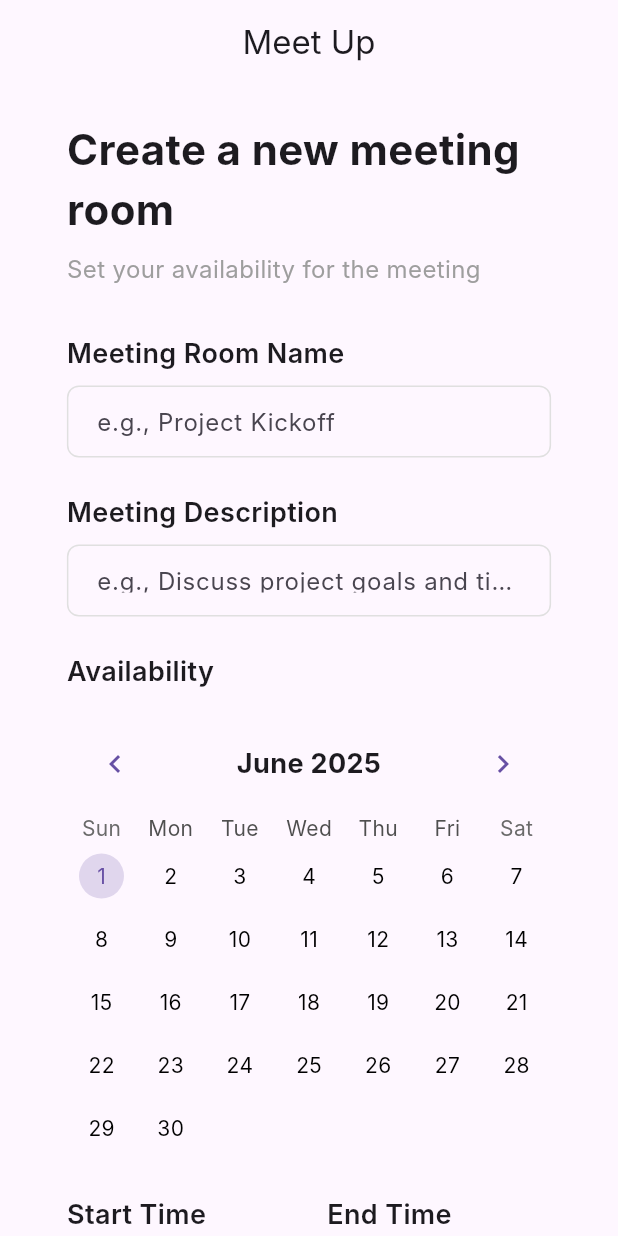
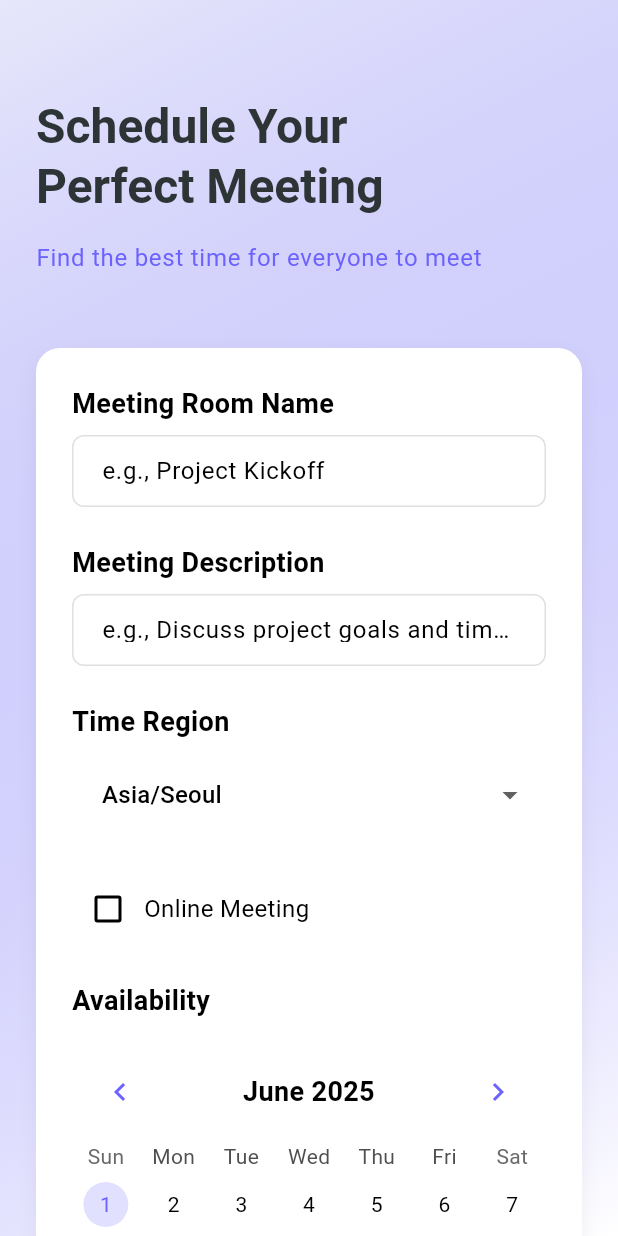
Before and after one commit to hhe5361/modified-when2meet-flutter, a Flutter app: the screen it shows after launch, on a phone screen of 412 x 824 dp. Run offline on Flutter 3.47's test engine with Material 3 defaults, Android fonts, the phone set to English and light mode, and no system bars; drawn by our look-alikes of table_calendar; our stand-ins replace go_router; Roboto replaces fonts that are missing (Inter).

Commit message:
feat: homepage edi

```diff
--- a/lib/constants/app_constants.dart
+++ b/lib/constants/app_constants.dart
@@ -1,5 +1,5 @@
 class AppConstants {
-  static const String baseUrl = "localhost:8000";
+  static const String baseUrl = "http://localhost:8080";
   static const String createRoomEndpoint = '/rooms';
   static const String loginEndpoint = '/rooms/:url/login';
   static const String getRoomInfoEndpoint = '/rooms/:url';
--- /dev/null
+++ b/lib/core/theme/app_theme.dart
@@ -0,0 +1,70 @@
+import 'package:flutter/material.dart';
+
+class AppTheme {
+  static const Color primaryColor = Color(0xFF6C63FF); // Modern purple
+  static const Color secondaryColor = Color(0xFF4CAF50); // Fresh green
+  static const Color backgroundColor = Color(0xFFF5F6FA); // Light gray background
+  static const Color textColor = Color(0xFF2D3436); // Dark gray text
+  static const Color accentColor = Color(0xFFFF7675); // Coral accent
+
+  static ThemeData get lightTheme {
+    return ThemeData(
+      primaryColor: primaryColor,
+      scaffoldBackgroundColor: backgroundColor,
+      colorScheme: ColorScheme.light(
+        primary: primaryColor,
+        secondary: secondaryColor,
+        surface: Colors.white,
+        background: backgroundColor,
+        error: accentColor,
+      ),
+      textTheme: const TextTheme(
+        headlineLarge: TextStyle(
+          color: textColor,
+          fontSize: 32,
+          fontWeight: FontWeight.bold,
+        ),
+        headlineMedium: TextStyle(
+          color: textColor,
+          fontSize: 24,
+          fontWeight: FontWeight.w600,
+        ),
+        bodyLarge: TextStyle(
+          color: textColor,
+          fontSize: 16,
+        ),
+      ),
+      elevatedButtonTheme: ElevatedButtonThemeData(
+        style: ElevatedButton.styleFrom(
+          backgroundColor: primaryColor,
+          foregroundColor: Colors.white,
+          padding: const EdgeInsets.symmetric(horizontal: 24, vertical: 12),
+          shape: RoundedRectangleBorder(
+            borderRadius: BorderRadius.circular(8),
+          ),
+        ),
+      ),
+      inputDecorationTheme: InputDecorationTheme(
+        filled: true,
+        fillColor: Colors.white,
+        border: OutlineInputBorder(
+          borderRadius: BorderRadius.circular(8),
+          borderSide: BorderSide.none,
+        ),
+        enabledBorder: OutlineInputBorder(
+          borderRadius: BorderRadius.circular(8),
+          borderSide: BorderSide.none,
+        ),
+        focusedBorder: OutlineInputBorder(
+          borderRadius: BorderRadius.circular(8),
+          borderSide: const BorderSide(color: primaryColor),
+        ),
+        errorBorder: OutlineInputBorder(
+          borderRadius: BorderRadius.circular(8),
+          borderSide: const BorderSide(color: accentColor),
+        ),
+        contentPadding: const EdgeInsets.symmetric(horizontal: 16, vertical: 16),
+      ),
+    );
+  }
+}
--- a/lib/main.dart
+++ b/lib/main.dart
@@ -1,5 +1,6 @@
 import 'package:flutter/material.dart';
 import 'package:provider/provider.dart';
+import 'package:my_web/core/theme/app_theme.dart';
 import 'package:my_web/view_model/home_view_model.dart';
 import 'package:my_web/view/routes/app_router.dart';
 
@@ -12,20 +13,16 @@ class MyApp extends StatelessWidget {
 
   @override
   Widget build(BuildContext context) {
-    return MultiProvider(providers:
-    [
-      ChangeNotifierProvider(create: (_) => HomeViewModel()),
-    ],
-    child: MaterialApp.router(
-      title : "When2Meet",
-      theme: ThemeData(
-        primarySwatch: Colors.blue,
-        visualDensity: VisualDensity.adaptivePlatformDensity,
-        fontFamily: 'Inter'
+    return MultiProvider(
+      providers: [
+        ChangeNotifierProvider(create: (_) => HomeViewModel()),
+      ],
+      child: MaterialApp.router(
+        title: "When2Meet",
+        theme: AppTheme.lightTheme,
+        routerConfig: AppRouter.router,
+        debugShowCheckedModeBanner: false,
       ),
-      routerConfig: AppRouter.router,
-      debugShowCheckedModeBanner: false,
-    ),
     );
   }
 }
--- a/lib/models/room/model.dart
+++ b/lib/models/room/model.dart
@@ -54,19 +54,15 @@ class VoteableDate {
     required this.day,
   });
 
-  factory VoteableDate.fromJson(Map<String, dynamic> json) {
-    return VoteableDate(
-      year: json['year'],
-      month: json['month'],
-      day: json['day'],
-    );
-  }
+  Map<String, dynamic> toJson() => {
+    'year': year,
+    'month': month,
+    'day': day,
+  };
 
-  Map<String, dynamic> toJson() {
-    return {
-      'year': year,
-      'month': month,
-      'day': day,
-    };
-  }
+  factory VoteableDate.fromJson(Map<String, dynamic> json) => VoteableDate(
+    year: json['year'] as int,
+    month: json['month'] as int,
+    day: json['day'] as int,
+  );
 }
--- a/lib/models/room/request.dart
+++ b/lib/models/room/request.dart
@@ -1,4 +1,4 @@
-import 'package:my_web/model/room/room_model.dart';
+import 'package:my_web/models/room/model.dart';
 
 class CreateRoomRequest {
   final String roomName;
@@ -17,14 +17,12 @@ class CreateRoomRequest {
     required this.voteableDates,
   });
 
-  Map<String, dynamic> toJson() {
-    return {
+  Map<String, dynamic> toJson() => {
     'room_name': roomName,
     'time_region': timeRegion,
     'start_time': startTime,
     'end_time': endTime,
     'is_online': isOnline,
-      'voteable_rooms': voteableDates.map((date) => date.toJson()).toList(),
+    'voteable_dates': voteableDates.map((date) => date.toJson()).toList(),
   };
 }
-}
--- a/lib/view/pages/home_screen.dart
+++ b/lib/view/pages/home_screen.dart
@@ -1,61 +1,66 @@
 import 'package:flutter/material.dart';
-import 'package:my_web/core/util/app.dart';
 import 'package:my_web/view/widgets/create_room_form.dart';
-import 'package:my_web/view_model/home_view_model.dart';
-import 'package:provider/provider.dart';
 
-class HomeScreen extends StatelessWidget{
+class HomeScreen extends StatelessWidget {
   const HomeScreen({super.key});
 
   @override
-  Widget build(BuildContext ctx) {
+  Widget build(BuildContext context) {
     return Scaffold(
-      appBar: AppBar(
-        title: const Text('Meet Up'),
-        centerTitle: true
+      body: Container(
+        decoration: BoxDecoration(
+          gradient: LinearGradient(
+            begin: Alignment.topLeft,
+            end: Alignment.bottomRight,
+            colors: [
+              Theme.of(context).colorScheme.primary.withAlpha(26),
+              Theme.of(context).colorScheme.surface,
+            ],
           ),
-      body: Consumer<HomeViewModel>(
-        builder: (ctx,  viewModel , child) {
-          if(viewModel.errorMessage != null){
-            WidgetsBinding.instance.addPostFrameCallback((_){
-              AppUtils.showSnackBar(ctx, viewModel.errorMessage! , err: true);
-              viewModel.clearMessages();
-            });
-          }
-          if ( viewModel.successMessage != null){
-            WidgetsBinding.instance.addPostFrameCallback((_){
-              AppUtils.showSnackBar(ctx, viewModel.successMessage!, err: false);
-              viewModel.clearMessages();
-            });
-          }
-
-          //view return
-          return SingleChildScrollView(
-            child: Center(
-              child: Container(
-                width: AppUtils.getResponsiveWidth(ctx),
+        ),
+        child: SafeArea(
+          child: SingleChildScrollView(
+            child: Padding(
               padding: const EdgeInsets.all(24.0),
               child: Column(
                 crossAxisAlignment: CrossAxisAlignment.start,
                 children: [
-                                        const Text(
-                      'Create a new meeting room',
-                      style: TextStyle(fontSize: 28, fontWeight: FontWeight.bold),
+                  const SizedBox(height: 40),
+                  Text(
+                    'Schedule Your\nPerfect Meeting',
+                    style: Theme.of(context).textTheme.headlineLarge,
                   ),
-                    const SizedBox(height: 8),
-                    const Text(
-                      'Set your availability for the meeting',
-                      style: TextStyle(fontSize: 16, color: Colors.grey),
+                  const SizedBox(height: 16),
+                  Text(
+                    'Find the best time for everyone to meet',
+                    style: Theme.of(context).textTheme.bodyLarge?.copyWith(
+                      color: Theme.of(context).colorScheme.primary,
                     ),
-                    const SizedBox(height: 32),
-                    CreateRoomForm(),
+                  ),
+                  const SizedBox(height: 48),
+                  Container(
+                    decoration: BoxDecoration(
+                      color: Colors.white,
+                      borderRadius: BorderRadius.circular(16),
+                      boxShadow: [
+                        BoxShadow(
+                          color: Colors.black.withAlpha(13),
+                          blurRadius: 10,
+                          offset: const Offset(0, 4),
+                        ),
+                      ],
+                    ),
+                    child: const Padding(
+                      padding: EdgeInsets.all(24.0),
+                      child: CreateRoomForm(),
+                    ),
+                  ),
                 ],
               ),
             ),
           ),
-          );
-        }),
+        ),
+      ),
     );
   }
-
 }
--- a/lib/view/widgets/create_room_form.dart
+++ b/lib/view/widgets/create_room_form.dart
@@ -25,25 +25,31 @@ class _CreateRoomFormState extends State<CreateRoomForm> {
   final TextEditingController _endTimeController = TextEditingController();
 
   List<DateTime> _selectedDates = [];
-  TimeOfDay? _selectedStartTime;
-  TimeOfDay? _selectedEndTime;
+  int? _selectedStartTime;
+  int? _selectedEndTime;
+  String _selectedTimeRegion = 'Asia/Seoul';
+  bool _isOnlineMeeting = false;
 
-  Future<void> _pickTime(BuildContext context, TextEditingController controller, Function(TimeOfDay?) onTimeSelected) async {
-    final TimeOfDay? picked = await showTimePicker(
-      context: context,
-      initialTime: TimeOfDay.now(),
+  final List<String> _timeRegions = [
+    'Asia/Seoul',
+    'America/New_York',
+    'America/Los_Angeles',
+    'Europe/London',
+    'Europe/Paris',
+    'Asia/Tokyo',
+    'Asia/Shanghai',
+    'Australia/Sydney'
+  ];
+
+  void _validateAndSetTime(TextEditingController controller, int? Function() getCurrentTime, void Function(int) setTime) {
+    final value = int.tryParse(controller.text);
+    if (value == null || value < 0 || value > 23) {
+      ScaffoldMessenger.of(context).showSnackBar(
+        const SnackBar(content: Text('Please enter a valid hour (0-23)')),
       );
-    if (picked != null) {
-      setState(() {
-        controller.text = picked.format(context);
-        onTimeSelected(picked);
-      });
+      return;
     }
-  }
-
-  bool _isTimeAfter(TimeOfDay time1, TimeOfDay time2) {
-    return time1.hour > time2.hour ||
-           (time1.hour == time2.hour && time1.minute >= time2.minute);
+    setTime(value);
   }
 
   void _createRoom() {
@@ -63,14 +69,13 @@ class _CreateRoomFormState extends State<CreateRoomForm> {
       return;
     }
 
-    if(_isTimeAfter(_selectedStartTime!, _selectedEndTime!)){
+    if(_selectedStartTime! >= _selectedEndTime!){
       ScaffoldMessenger.of(context).showSnackBar(
           const SnackBar(content: Text('End time must be after start time.')),
         );
       return;
     }
 
-    //get view model instance by provider!!! listen false하면 리빌드는 안함.
     final homeViewModel = Provider.of<HomeViewModel>(context, listen: false);
 
     final List<VoteableDate> voteableDates = _selectedDates.map((date) =>
@@ -81,35 +86,23 @@ class _CreateRoomFormState extends State<CreateRoomForm> {
       )
     ).toList();
 
-    //Time Region 선택하는 부분도 생겨야 함 + 온라인 여부 확인하는 것도 생겨야 함.
     homeViewModel.createRoom(
         roomName: _roomNameController.text,
-        timeRegion: 'Asia/Seoul',
-        startTime: _selectedStartTime!.hour * 60 + _selectedStartTime!.minute, // Convert to minutes from midnight
-        endTime: _selectedEndTime!.hour * 60 + _selectedEndTime!.minute, // Convert to minutes from midnight
-        isOnline: true,
+        timeRegion: _selectedTimeRegion,
+        startTime: _selectedStartTime! * 60,
+        endTime: _selectedEndTime! * 60,
+        isOnline: _isOnlineMeeting,
         voteableDates: voteableDates,
         onSuccess: (roomUrl) {
           context.go('/room/$roomUrl');
         },
       );
-
-
   }
 
   void _onDatesSelected(List<DateTime> dates) {
     setState(() {
       _selectedDates = dates;
     });
-  }
-
-  @override
-  void dispose() {
-    _roomNameController.dispose();
-    _meetingDescriptionController.dispose();
-    _startTimeController.dispose();
-    _endTimeController.dispose();
-    super.dispose();
   }
 
   @override
@@ -149,6 +142,58 @@ class _CreateRoomFormState extends State<CreateRoomForm> {
           ),
           const SizedBox(height: 24),
           const Text(
+            'Time Region',
+            style: TextStyle(fontSize: 18, fontWeight: FontWeight.w600),
+          ),
+          const SizedBox(height: 8),
+          Container(
+            decoration: BoxDecoration(
+              color: Colors.white,
+              borderRadius: BorderRadius.circular(8),
+            ),
+            child: DropdownButtonFormField<String>(
+              value: _selectedTimeRegion,
+              decoration: const InputDecoration(
+                contentPadding: EdgeInsets.symmetric(horizontal: 16, vertical: 16),
+                border: OutlineInputBorder(
+                  borderRadius: BorderRadius.all(Radius.circular(8)),
+                  borderSide: BorderSide.none,
+                ),
+              ),
+              items: _timeRegions.map((String region) {
+                return DropdownMenuItem<String>(
+                  value: region,
+                  child: Text(region),
+                );
+              }).toList(),
+              onChanged: (String? newValue) {
+                if (newValue != null) {
+                  setState(() {
+                    _selectedTimeRegion = newValue;
+                  });
+                }
+              },
+            ),
+          ),
+          const SizedBox(height: 24),
+          Row(
+            children: [
+              Checkbox(
+                value: _isOnlineMeeting,
+                onChanged: (bool? value) {
+                  setState(() {
+                    _isOnlineMeeting = value ?? false;
+                  });
+                },
+              ),
+              const Text(
+                'Online Meeting',
+                style: TextStyle(fontSize: 16),
+              ),
+            ],
+          ),
+          const SizedBox(height: 24),
+          const Text(
             'Availability',
             style: TextStyle(fontSize: 18, fontWeight: FontWeight.w600),
           ),
@@ -165,23 +210,28 @@ class _CreateRoomFormState extends State<CreateRoomForm> {
                   crossAxisAlignment: CrossAxisAlignment.start,
                   children: [
                     const Text(
-                      'Start Time',
+                      'Start Hour (0-23)',
                       style: TextStyle(fontSize: 18, fontWeight: FontWeight.w600),
                     ),
                     const SizedBox(height: 8),
-                    GestureDetector(
-                      onTap: () => _pickTime(context, _startTimeController, (time) => _selectedStartTime = time),
-                      child: AbsorbPointer(
-                        child: CustomTextField(
+                    CustomTextField(
                       controller: _startTimeController,
-                          labelText: 'Select start time',
+                      labelText: 'e.g., 9',
+                      keyboardType: TextInputType.number,
                       validator: (value) {
                         if (value == null || value.isEmpty) {
-                              return 'Please select a start time';
+                          return 'Please enter start hour';
+                        }
+                        final hour = int.tryParse(value);
+                        if (hour == null || hour < 0 || hour > 23) {
+                          return 'Enter hour (0-23)';
                         }
                         return null;
                       },
-                        ),
+                      onChanged: (value) => _validateAndSetTime(
+                        _startTimeController,
+                        () => _selectedStartTime,
+                        (time) => setState(() => _selectedStartTime = time),
                       ),
                     ),
                   ],
@@ -193,23 +243,28 @@ class _CreateRoomFormState extends State<CreateRoomForm> {
                   crossAxisAlignment: CrossAxisAlignment.start,
                   children: [
                     const Text(
-                      'End Time',
+                      'End Hour (0-23)',
                       style: TextStyle(fontSize: 18, fontWeight: FontWeight.w600),
                     ),
                     const SizedBox(height: 8),
-                    GestureDetector(
-                      onTap: () => _pickTime(context, _endTimeController, (time) => _selectedEndTime = time),
-                      child: AbsorbPointer(
-                        child: CustomTextField(
+                    CustomTextField(
                       controller: _endTimeController,
-                          labelText: 'Select end time',
+                      labelText: 'e.g., 17',
+                      keyboardType: TextInputType.number,
                       validator: (value) {
                         if (value == null || value.isEmpty) {
-                              return 'Please select an end time';
+                          return 'Please enter end hour';
+                        }
+                        final hour = int.tryParse(value);
+                        if (hour == null || hour < 0 || hour > 23) {
+                          return 'Enter hour (0-23)';
                         }
                         return null;
                       },
-                        ),
+                      onChanged: (value) => _validateAndSetTime(
+                        _endTimeController,
+                        () => _selectedEndTime,
+                        (time) => setState(() => _selectedEndTime = time),
                       ),
                     ),
                   ],
@@ -232,4 +287,14 @@ class _CreateRoomFormState extends State<CreateRoomForm> {
       ),
     );
   }
+
+  @override
+  void dispose() {
+    _roomNameController.dispose();
+    _meetingDescriptionController.dispose();
+    _startTimeController.dispose();
+    _endTimeController.dispose();
+    super.dispose();
   }
+
+}
```
Also changed, not shown: lib/view/pages/room_detail_screen.dart (added, +36 -0 lines), lib/view/routes/app_router.dart (+9 -11 lines). Lines whose indentation alone changed are shown as unchanged.
